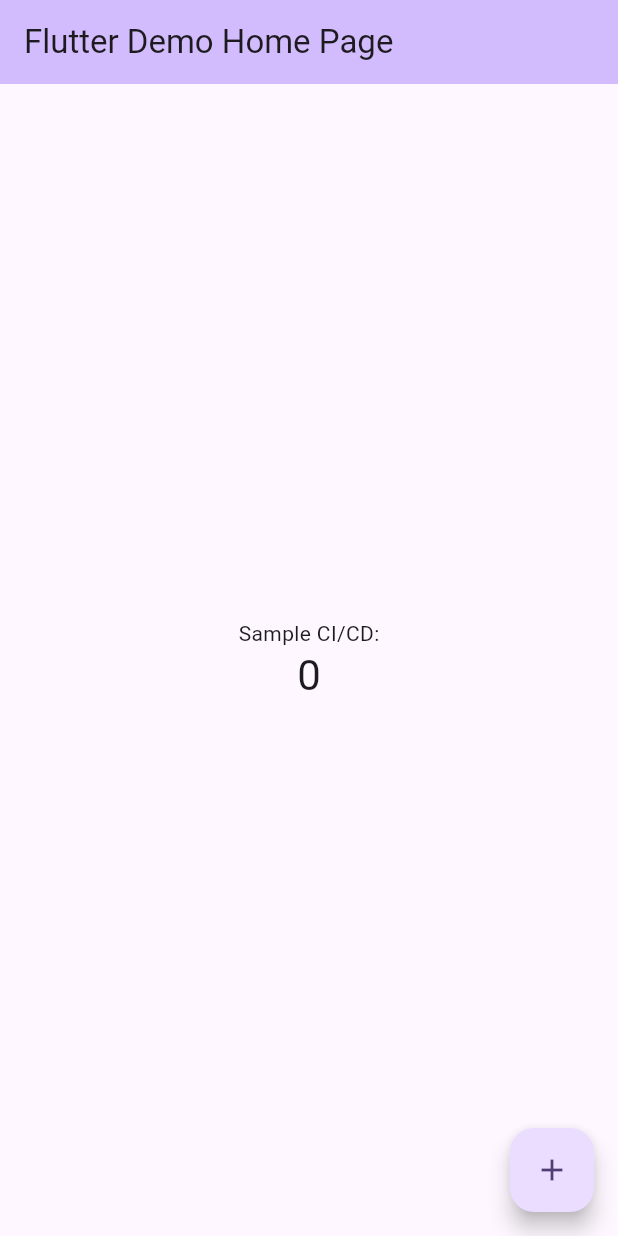
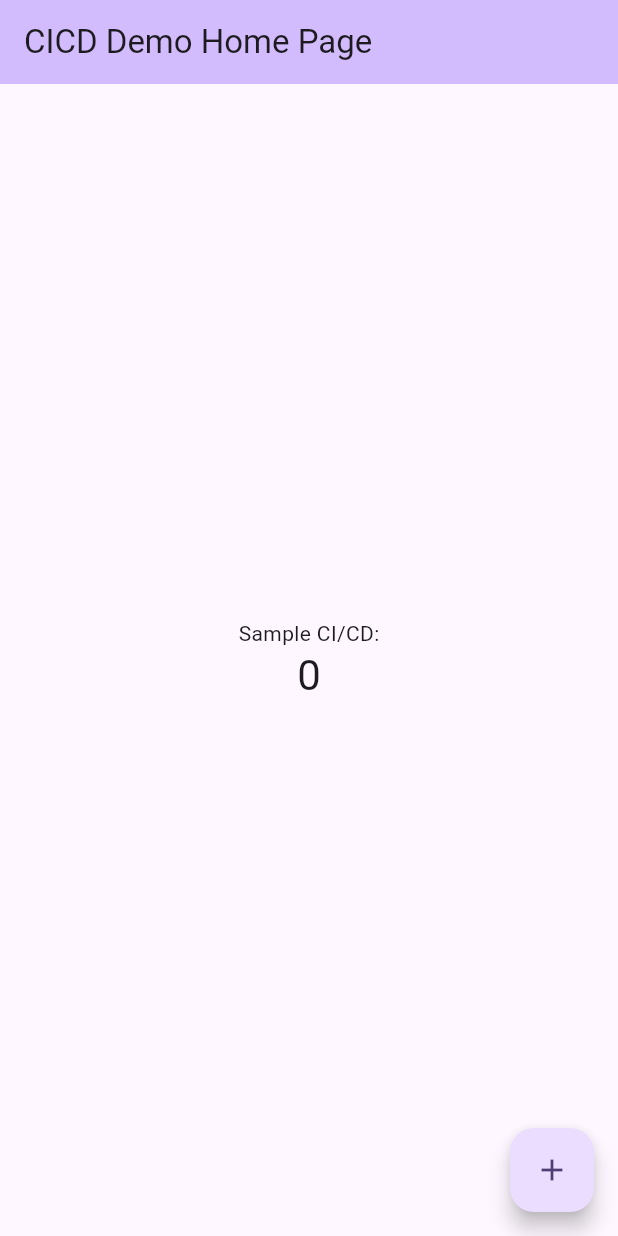
Before and after one commit to Kcnithin/ci_cd, a Flutter app: the screen it shows after launch, on a phone screen of 412 x 824 dp. Run offline on Flutter 3.47's test engine with Material 3 defaults, Android fonts, the phone set to English and light mode, and no system bars.

Commit message:
initial commit

```diff
--- a/lib/main.dart
+++ b/lib/main.dart
@@ -11,7 +11,7 @@ class MyApp extends StatelessWidget {
   @override
   Widget build(BuildContext context) {
     return MaterialApp(
-      title: 'Flutter Demo',
+      title: 'CICD Demo',
       theme: ThemeData(
         // This is the theme of your application.
         //
@@ -30,7 +30,7 @@ class MyApp extends StatelessWidget {
         // tested with just a hot reload.
         colorScheme: .fromSeed(seedColor: Colors.deepPurple),
       ),
-      home: const MyHomePage(title: 'Flutter Demo Home Page'),
+      home: const MyHomePage(title: 'CICD Demo Home Page'),
     );
   }
 }
```
